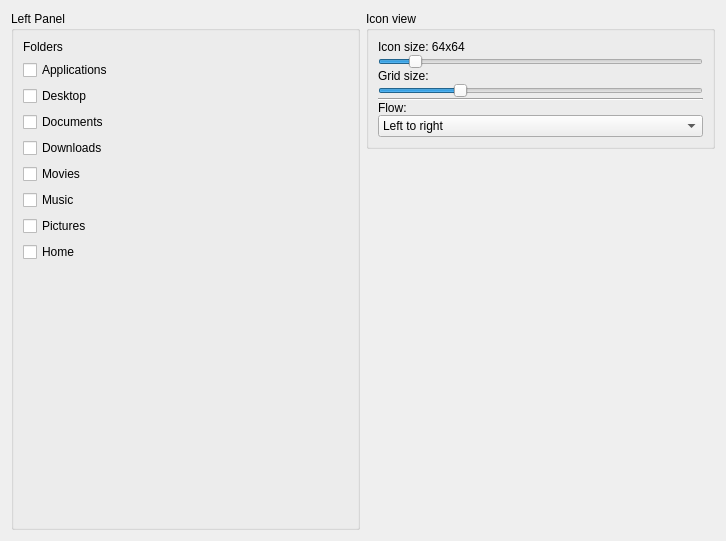
First picture: the form in src/plugins/filemanagerplugin/filemanagersettingswidget.ui, repository ABBAPOH/andromeda, before the edit.
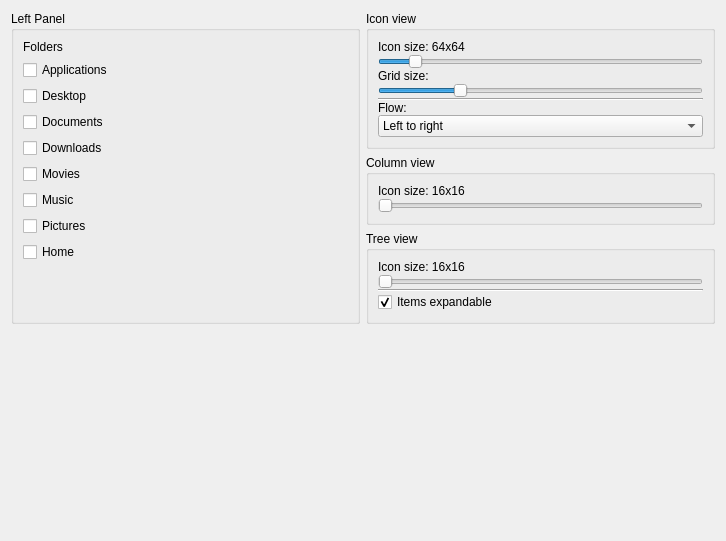
Second picture: the form after the edit.

Patch:
```diff
--- a/src/plugins/filemanagerplugin/filemanagersettingswidget.ui
+++ b/src/plugins/filemanagerplugin/filemanagersettingswidget.ui
@@ -13,8 +13,8 @@
   <property name="windowTitle">
    <string>Form</string>
   </property>
-  <layout class="QGridLayout" name="gridLayout" rowstretch="0,0" columnstretch="1,1">
-   <item row="0" column="0" rowspan="2">
+  <layout class="QGridLayout" name="gridLayout" rowstretch="0,0,0,0,0" columnstretch="1,1">
+   <item row="0" column="0" rowspan="4">
     <widget class="QGroupBox" name="groupBox">
      <property name="title">
       <string>Left Panel</string>
@@ -87,7 +87,7 @@
        </widget>
       </item>
       <item>
-       <spacer name="verticalSpacer_2">
+       <spacer name="verticalSpacer_3">
         <property name="orientation">
          <enum>Qt::Vertical</enum>
         </property>
@@ -207,6 +207,121 @@
     </widget>
    </item>
    <item row="1" column="1">
+    <widget class="QGroupBox" name="columnViewGroupBox">
+     <property name="title">
+      <string>Column view</string>
+     </property>
+     <layout class="QVBoxLayout" name="verticalLayout_3">
+      <property name="spacing">
+       <number>0</number>
+      </property>
+      <item>
+       <widget class="QLabel" name="columnIconSizeLabel">
+        <property name="text">
+         <string>Icon size: 16x16</string>
+        </property>
+       </widget>
+      </item>
+      <item>
+       <widget class="QSlider" name="columnIconSize">
+        <property name="minimum">
+         <number>4</number>
+        </property>
+        <property name="maximum">
+         <number>128</number>
+        </property>
+        <property name="singleStep">
+         <number>4</number>
+        </property>
+        <property name="pageStep">
+         <number>16</number>
+        </property>
+        <property name="value">
+         <number>4</number>
+        </property>
+        <property name="orientation">
+         <enum>Qt::Horizontal</enum>
+        </property>
+       </widget>
+      </item>
+     </layout>
+    </widget>
+   </item>
+   <item row="2" column="1" rowspan="2">
+    <widget class="QGroupBox" name="treeViewGroupBox">
+     <property name="title">
+      <string>Tree view</string>
+     </property>
+     <layout class="QVBoxLayout" name="verticalLayout_4">
+      <property name="spacing">
+       <number>0</number>
+      </property>
+      <item>
+       <widget class="QLabel" name="treeIconSizeLabel">
+        <property name="text">
+         <string>Icon size: 16x16</string>
+        </property>
+       </widget>
+      </item>
+      <item>
+       <widget class="QSlider" name="treeIconSize">
+        <property name="minimum">
+         <number>4</number>
+        </property>
+        <property name="maximum">
+         <number>128</number>
+        </property>
+        <property name="singleStep">
+         <number>4</number>
+        </property>
+        <property name="pageStep">
+         <number>16</number>
+        </property>
+        <property name="value">
+         <number>4</number>
+        </property>
+        <property name="orientation">
+         <enum>Qt::Horizontal</enum>
+        </property>
+       </widget>
+      </item>
+      <item>
+       <widget class="Line" name="line_2">
+        <property name="orientation">
+         <enum>Qt::Horizontal</enum>
+        </property>
+       </widget>
+      </item>
+      <item>
+       <widget class="QCheckBox" name="itemsExpandable">
+        <property name="text">
+         <string>Items expandable</string>
+        </property>
+        <property name="checkable">
+         <bool>true</bool>
+        </property>
+        <property name="checked">
+         <bool>true</bool>
+        </property>
+       </widget>
+      </item>
+     </layout>
+    </widget>
+   </item>
+   <item row="4" column="0">
+    <spacer name="verticalSpacer_2">
+     <property name="orientation">
+      <enum>Qt::Vertical</enum>
+     </property>
+     <property name="sizeHint" stdset="0">
+      <size>
+       <width>20</width>
+       <height>40</height>
+      </size>
+     </property>
+    </spacer>
+   </item>
+   <item row="4" column="1">
     <spacer name="verticalSpacer">
      <property name="orientation">
       <enum>Qt::Vertical</enum>
```
Left out of the diff: 2 changed lines with no effect on the pictures.
